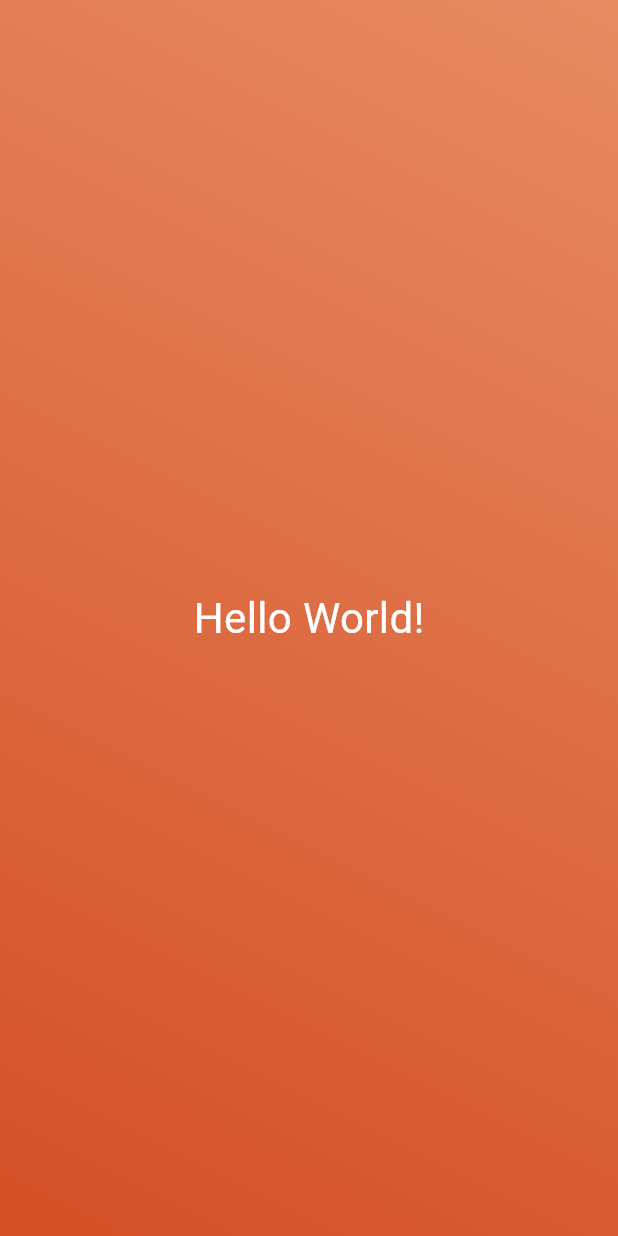
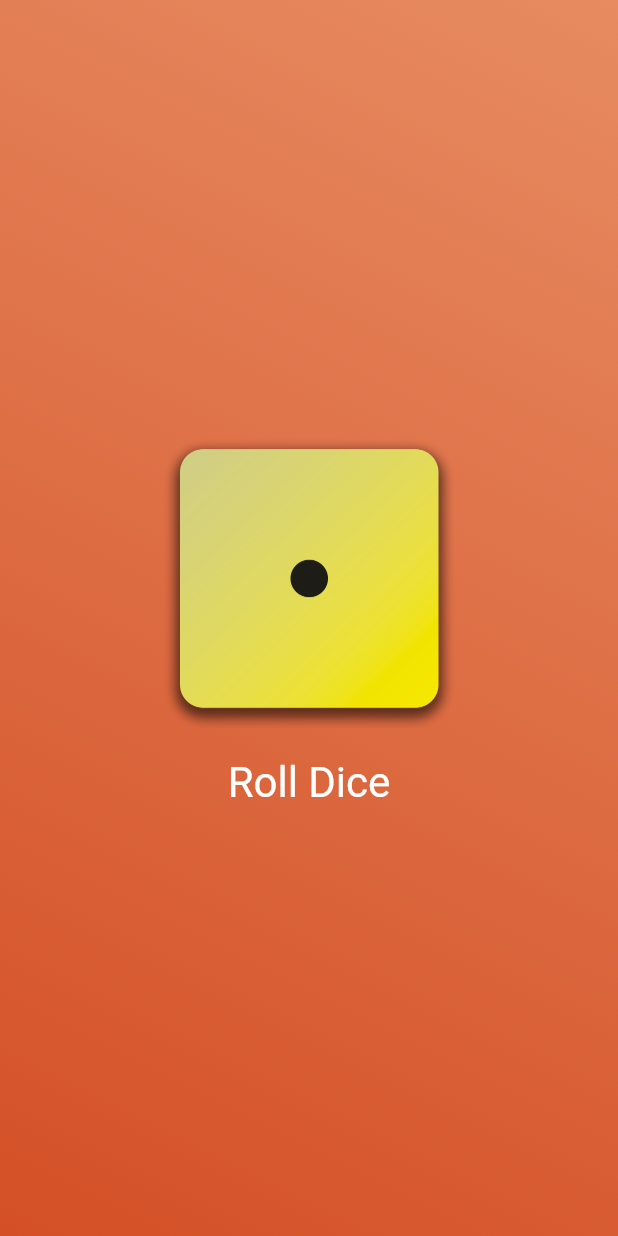
Before and after one commit to VeronikaTish/first_flutter_app, a Flutter app: the screen it shows after launch, on a phone screen of 412 x 824 dp. Run offline on Flutter 3.47's test engine with Material 3 defaults, Android fonts, the phone set to English and light mode, and no system bars.

Commit message:
add dice rolling random numbers

```diff
--- /dev/null
+++ b/lib/dice_roller.dart
@@ -0,0 +1,44 @@
+import 'package:flutter/material.dart';
+import 'dart:math';
+
+final randomizer = Random();
+
+class DiceRoller extends StatefulWidget {
+  const DiceRoller({super.key});
+
+  @override
+  State<DiceRoller> createState() {
+    return _DiceRollerState();
+  }
+}
+
+class _DiceRollerState extends State<DiceRoller> {
+  var currentDiceRoll = 1;
+
+  void rollDice() {
+    setState(() {
+      currentDiceRoll = randomizer.nextInt(6) + 1;
+    });
+  }
+
+  @override
+  Widget build(context) {
+    return Column(
+      mainAxisSize: MainAxisSize.min,
+      children: [
+        Image.asset(
+          'assets/images/dice-images/dice-$currentDiceRoll.png',
+          width: 200,
+        ),
+        TextButton(
+          onPressed: rollDice,
+          style: TextButton.styleFrom(
+              padding: const EdgeInsets.only(top: 20),
+              foregroundColor: Colors.white,
+              textStyle: const TextStyle(fontSize: 28)),
+          child: const Text('Roll Dice'),
+        )
+      ],
+    );
+  }
+}
--- a/lib/gradient_container.dart
+++ b/lib/gradient_container.dart
@@ -1,29 +1,26 @@
+import 'package:first_app/dice_roller.dart';
 import 'package:flutter/material.dart';
 
+const startAlignment = Alignment.bottomLeft;
+const endAlignment = Alignment.topRight;
+
 class GradientContainer extends StatelessWidget {
-  const GradientContainer({super.key});
+  const GradientContainer(this.colors, {super.key});
+
+  final List<Color> colors;
 
   @override
   Widget build(context) {
     return Container(
-      decoration: const BoxDecoration(
+      decoration: BoxDecoration(
         gradient: LinearGradient(
-          begin: Alignment.bottomLeft,
-          end: Alignment.topRight,
-          colors: [
-            Color.fromARGB(255, 212, 79, 38),
-            Color.fromARGB(255, 231, 139, 97)
-          ],
+          begin: startAlignment,
+          end: endAlignment,
+          colors: colors,
         ),
       ),
       child: const Center(
-        child: Text(
-          'Hello World!',
-          style: TextStyle(
-            fontSize: 28,
-            color: Colors.white,
-          ),
-        ),
+        child: DiceRoller(),
       ),
     );
   }
--- a/lib/main.dart
+++ b/lib/main.dart
@@ -5,7 +5,10 @@ void main() {
   runApp(
     const MaterialApp(
       home: Scaffold(
-        body: GradientContainer(),
+        body: GradientContainer([
+          Color.fromARGB(255, 212, 79, 38),
+          Color.fromARGB(255, 231, 139, 97)
+        ]),
       ),
     ),
   );
--- /dev/null
+++ b/lib/styled_text.dart
@@ -0,0 +1,18 @@
+import 'package:flutter/material.dart';
+
+class StyledText extends StatelessWidget {
+  const StyledText(this.text, {super.key});
+
+  final String text;
+
+  @override
+  Widget build(context) {
+    return Text(
+      text,
+      style: const TextStyle(
+        fontSize: 28,
+        color: Colors.white,
+      ),
+    );
+  }
+}
```
Also changed, not shown: pubspec.yaml (+7 -3 lines), assets/images/dice-images/dice-1.png (added), assets/images/dice-images/dice-2.png (added), assets/images/dice-images/dice-3.png (added), assets/images/dice-images/dice-4.png (added), assets/images/dice-images/dice-5.png (added), assets/images/dice-images/dice-6.png (added), 1 other file.
